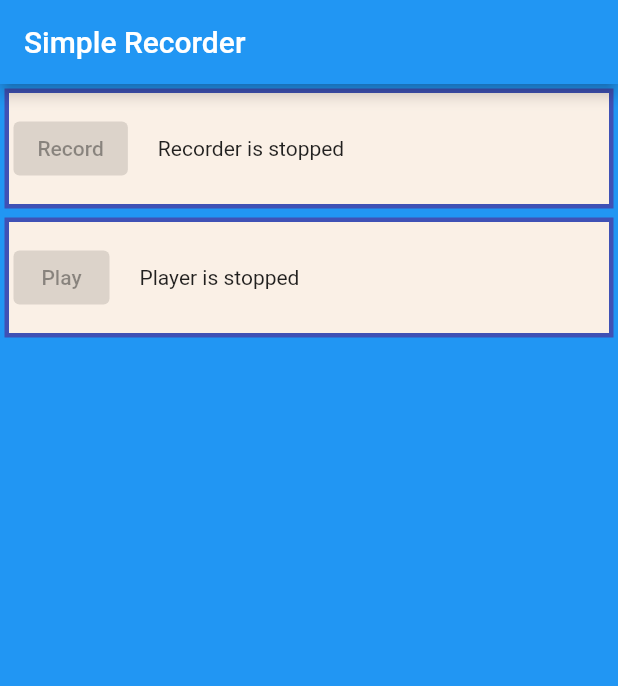
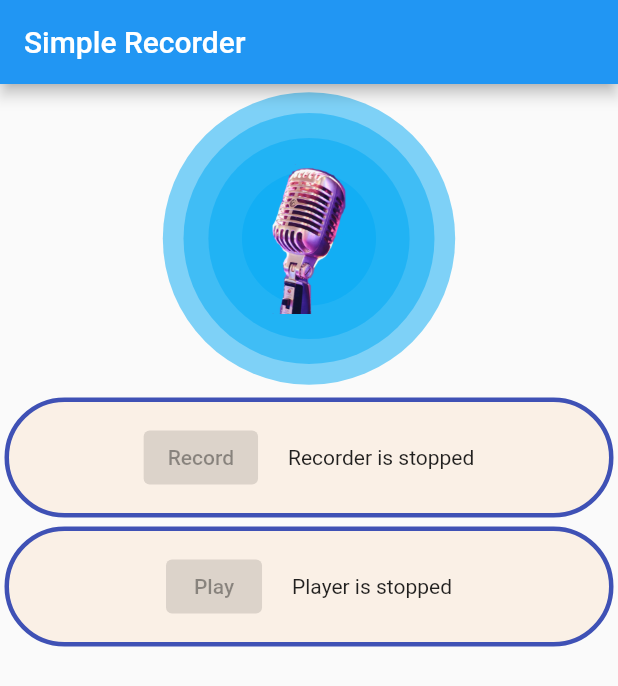
Before and after one commit to mirackilic/Flutter---Voice-Recorder, a Flutter app: the screen it shows after launch, on a phone screen of 412 x 824 dp. Shown: the top 686 px of the screen. Run offline on Flutter 3.47's test engine with Material 2 defaults, Android fonts, the light colour scheme and no system bars; our stand-ins replace permission_handler; missing offline and left inert: flutter_sound.

Commit message:
playing animate widget added

```diff
--- a/voice_recorder/lib/main.dart
+++ b/voice_recorder/lib/main.dart
@@ -2,27 +2,18 @@ import 'package:flutter/material.dart';
 import 'package:flutter_sound/flutter_sound.dart';
 import 'package:flutter/foundation.dart' show kIsWeb;
 import 'package:permission_handler/permission_handler.dart';
+import 'package:voice_recorder/widgets/playing_animate_widget.dart';
 
 void main() {
   runApp(MyApp());
 }
 
 class MyApp extends StatelessWidget {
-  // This widget is the root of your application.
   @override
   Widget build(BuildContext context) {
     return MaterialApp(
       title: 'Flutter Demo',
       theme: ThemeData(
-        // This is the theme of your application.
-        //
-        // Try running your application with "flutter run". You'll see the
-        // application has a blue toolbar. Then, without quitting the app, try
-        // changing the primarySwatch below to Colors.green and then invoke
-        // "hot reload" (press "r" in the console where you ran "flutter run",
-        // or simply save your changes to "hot reload" in a Flutter IDE).
-        // Notice that the counter didn't reset back to zero; the application
-        // is not restarted.
         primarySwatch: Colors.blue,
       ),
       home: MyHomePage(),
@@ -33,21 +24,11 @@ class MyApp extends StatelessWidget {
 typedef _Fn = void Function();
 
 class MyHomePage extends StatefulWidget {
-  // This widget is the home page of your application. It is stateful, meaning
-  // that it has a State object (defined below) that contains fields that affect
-  // how it looks.
-
-  // This class is the configuration for the state. It holds the values (in this
-  // case the title) provided by the parent (in this case the App widget) and
-  // used by the build method of the State. Fields in a Widget subclass are
-  // always marked "final".
-
   @override
   _MyHomePageState createState() => _MyHomePageState();
 }
 
 class _MyHomePageState extends State<MyHomePage> {
-  int _counter = 0;
   FlutterSoundPlayer? _mPlayer = FlutterSoundPlayer();
   FlutterSoundRecorder? _mRecorder = FlutterSoundRecorder();
   bool _mPlayerIsInited = false;
@@ -94,13 +75,10 @@ class _MyHomePageState extends State<MyHomePage> {
     _mRecorderIsInited = true;
   }
 
-  // ----------------------  Here is the code for recording and playback -------
-
   void record() {
     _mRecorder!
         .startRecorder(
       toFile: _mPath,
-      //codec: kIsWeb ? Codec.opusWebM : Codec.aacADTS,
     )
         .then((value) {
       setState(() {});
@@ -110,7 +88,6 @@ class _MyHomePageState extends State<MyHomePage> {
   void stopRecorder() async {
     await _mRecorder!.stopRecorder().then((value) {
       setState(() {
-        //var url = value;
         _mplaybackReady = true;
       });
     });
@@ -124,7 +101,6 @@ class _MyHomePageState extends State<MyHomePage> {
     _mPlayer!
         .startPlayer(
             fromURI: _mPath,
-            //codec: kIsWeb ? Codec.opusWebM : Codec.aacADTS,
             whenFinished: () {
               setState(() {});
             })
@@ -138,8 +114,6 @@ class _MyHomePageState extends State<MyHomePage> {
       setState(() {});
     });
   }
-
-// ----------------------------- UI --------------------------------------------
 
   _Fn? getRecorderFn() {
     if (!_mRecorderIsInited || !_mPlayer!.isStopped) {
@@ -155,22 +129,13 @@ class _MyHomePageState extends State<MyHomePage> {
     return _mPlayer!.isStopped ? play : stopPlayer;
   }
 
-  void _incrementCounter() {
-    setState(() {
-      // This call to setState tells the Flutter framework that something has
-      // changed in this State, which causes it to rerun the build method below
-      // so that the display can reflect the updated values. If we changed
-      // _counter without calling setState(), then the build method would not be
-      // called again, and so nothing would appear to happen.
-      _counter++;
-    });
-  }
-
   @override
   Widget build(BuildContext context) {
     Widget makeBody() {
       return Column(
+        crossAxisAlignment: CrossAxisAlignment.center,
         children: [
+          PlayingAnimateWidget(),
           Container(
             margin: const EdgeInsets.all(3),
             padding: const EdgeInsets.all(3),
@@ -178,13 +143,14 @@ class _MyHomePageState extends State<MyHomePage> {
             width: double.infinity,
             alignment: Alignment.center,
             decoration: BoxDecoration(
+              borderRadius: BorderRadius.all(Radius.circular(150)),
               color: Color(0xFFFAF0E6),
               border: Border.all(
                 color: Colors.indigo,
                 width: 3,
               ),
             ),
-            child: Row(children: [
+            child: Row(mainAxisAlignment: MainAxisAlignment.center, children: [
               ElevatedButton(
                 onPressed: getRecorderFn(),
                 //color: Colors.white,
@@ -206,17 +172,16 @@ class _MyHomePageState extends State<MyHomePage> {
             width: double.infinity,
             alignment: Alignment.center,
             decoration: BoxDecoration(
+              borderRadius: BorderRadius.all(Radius.circular(150)),
               color: Color(0xFFFAF0E6),
               border: Border.all(
                 color: Colors.indigo,
                 width: 3,
               ),
             ),
-            child: Row(children: [
+            child: Row(mainAxisAlignment: MainAxisAlignment.center, children: [
               ElevatedButton(
                 onPressed: getPlaybackFn(),
-                //color: Colors.white,
-                //disabledColor: Colors.grey,
                 child: Text(_mPlayer!.isPlaying ? 'Stop' : 'Play'),
               ),
               SizedBox(
@@ -232,7 +197,7 @@ class _MyHomePageState extends State<MyHomePage> {
     }
 
     return Scaffold(
-      backgroundColor: Colors.blue,
+      // backgroundColor: Colors.transparent,
       appBar: AppBar(
         title: const Text('Simple Recorder'),
       ),
--- /dev/null
+++ b/voice_recorder/lib/widgets/playing_animate_widget.dart
@@ -0,0 +1,109 @@
+import 'dart:math';
+import 'package:flutter/material.dart';
+
+class PlayingAnimateWidget extends StatefulWidget {
+  @override
+  _PlayingAnimateWidgetState createState() => _PlayingAnimateWidgetState();
+}
+
+class _PlayingAnimateWidgetState extends State<PlayingAnimateWidget>
+    with SingleTickerProviderStateMixin {
+  late AnimationController _controller;
+
+  @override
+  void initState() {
+    super.initState();
+    _controller = AnimationController(
+      vsync: this,
+    );
+    _startAnimation();
+  }
+
+  @override
+  void dispose() {
+    _controller.dispose();
+    super.dispose();
+  }
+
+  void _startAnimation() {
+    _controller.stop();
+    _controller.reset();
+    _controller.repeat(
+      period: Duration(seconds: 1),
+    );
+  }
+
+  @override
+  Widget build(BuildContext context) {
+    Size size = MediaQuery.of(context).size * 0.3;
+    double heightSize = MediaQuery.of(context).size.height / 4;
+    return Container(
+      height: heightSize,
+      width: MediaQuery.of(context).size.width,
+      child: Center(
+        child: CustomPaint(
+            painter: _SpritePainter(_controller),
+            child: Stack(
+              children: <Widget>[
+                Positioned.fill(
+                    child: Align(
+                  alignment: Alignment.center,
+                  child: Container(
+                      height: 100, // beyaz alan
+                      width: 100,
+                      // decoration: BoxDecoration(
+                      //     border: Border.all(color: Colors.white, width: 5),
+                      //     // color: Colors.blue,
+                      //     borderRadius: BorderRadius.circular(125)),
+                      child: Container(
+                        alignment: Alignment.bottomCenter,
+                      )),
+                )),
+                Container(
+                  height: 100,
+                  width: 100,
+                  child: Image.asset(
+                    'assets/images/mic.png',
+                    // alignment: Alignment.topCenter,
+                    height: 100, //logo
+                    width: 100,
+                  ),
+                )
+              ],
+            )),
+      ),
+    );
+  }
+}
+
+class _SpritePainter extends CustomPainter {
+  final Animation<double> _animation;
+
+  _SpritePainter(this._animation) : super(repaint: _animation);
+
+  void circle(Canvas canvas, Rect rect, double value) {
+    double opacity = (1.0 - (value / 2.0)).clamp(0.0, 6.0);
+    Color color = Colors.lightBlue.withOpacity(0.5);
+
+    double size = rect.width;
+    double area = size * size;
+    double radius = sqrt(area * value / 4); // yeşil alan
+
+    final Paint paint = Paint()..color = color;
+    canvas.drawCircle(rect.center, radius, paint);
+  }
+
+  @override
+  void paint(Canvas canvas, Size size) {
+    Rect rect = Rect.fromLTRB(0.0, 0.0, size.width, size.height);
+
+    for (int wave = 3; wave >= 0; wave--) {
+      circle(canvas, rect, wave + _animation.value);
+    }
+  }
+
+  @override
+  bool shouldRepaint(_SpritePainter oldDelegate) {
+    return true;
+  }
+}
--- a/voice_recorder/pubspec.yaml
+++ b/voice_recorder/pubspec.yaml
@@ -29,7 +29,6 @@ dependencies:
   path: ^1.6.4
   intl: ^0.17.0
 
-
   # The following adds the Cupertino Icons font to your application.
   # Use with the CupertinoIcons class for iOS style icons.
   cupertino_icons: ^1.0.2
@@ -51,9 +50,8 @@ flutter:
   uses-material-design: true
 
   # To add assets to your application, add an assets section, like this:
-  # assets:
-  #   - images/a_dot_burr.jpeg
-  #   - images/a_dot_ham.jpeg
+  assets:
+    - assets/images/mic.png
 
   # An image asset can refer to one or more resolution-specific "variants", see
   # https://flutter.dev/assets-and-images/#resolution-aware.
```
Also changed, not shown: voice_recorder/assets/images/mic.png (added).
